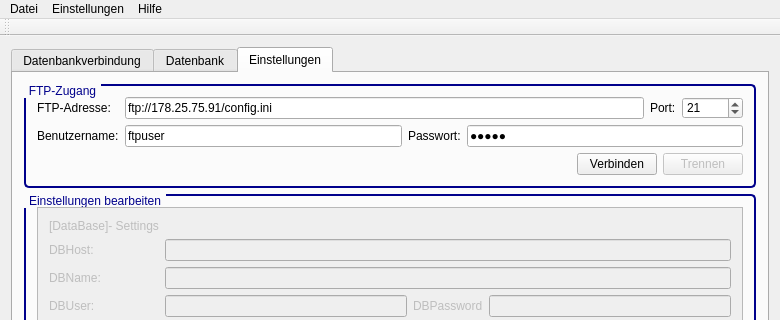
First picture: the form in CPP_GUI/Q2_Admin/mainwindow.ui, repository Normo/Q2_QuickQuizzer, before the edit; both pictures show x 0 to 780 and y 0 to 320 of the 780 by 721 pixel window.
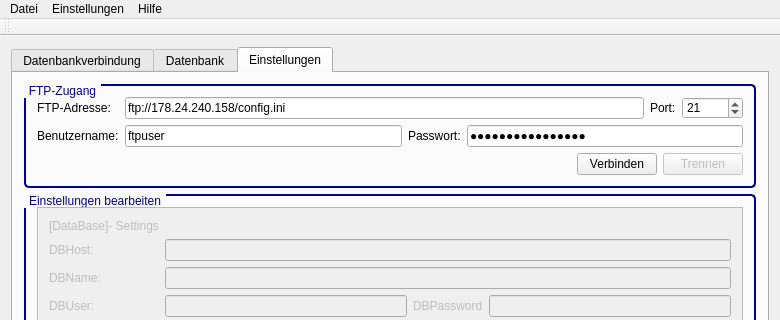
Second picture: the form after the edit. The open tabs and pages were chosen to show the change. Icons and pictures are not drawn.

Patch:
```diff
--- a/CPP_GUI/Q2_Admin/mainwindow.ui
+++ b/CPP_GUI/Q2_Admin/mainwindow.ui
@@ -481,7 +481,7 @@
                <item>
                 <widget class="QLineEdit" name="txt_ftpUrl">
                  <property name="text">
-                  <string>ftp://178.25.75.91/config.ini</string>
+                  <string>ftp://178.24.240.158/config.ini</string>
                  </property>
                 </widget>
                </item>
@@ -530,7 +530,7 @@
                <item>
                 <widget class="QLineEdit" name="txt_ftpPasswd">
                  <property name="text">
-                  <string>login</string>
+                  <string>QuickQuizzer2012</string>
                  </property>
                  <property name="echoMode">
                   <enum>QLineEdit::Password</enum>
```
